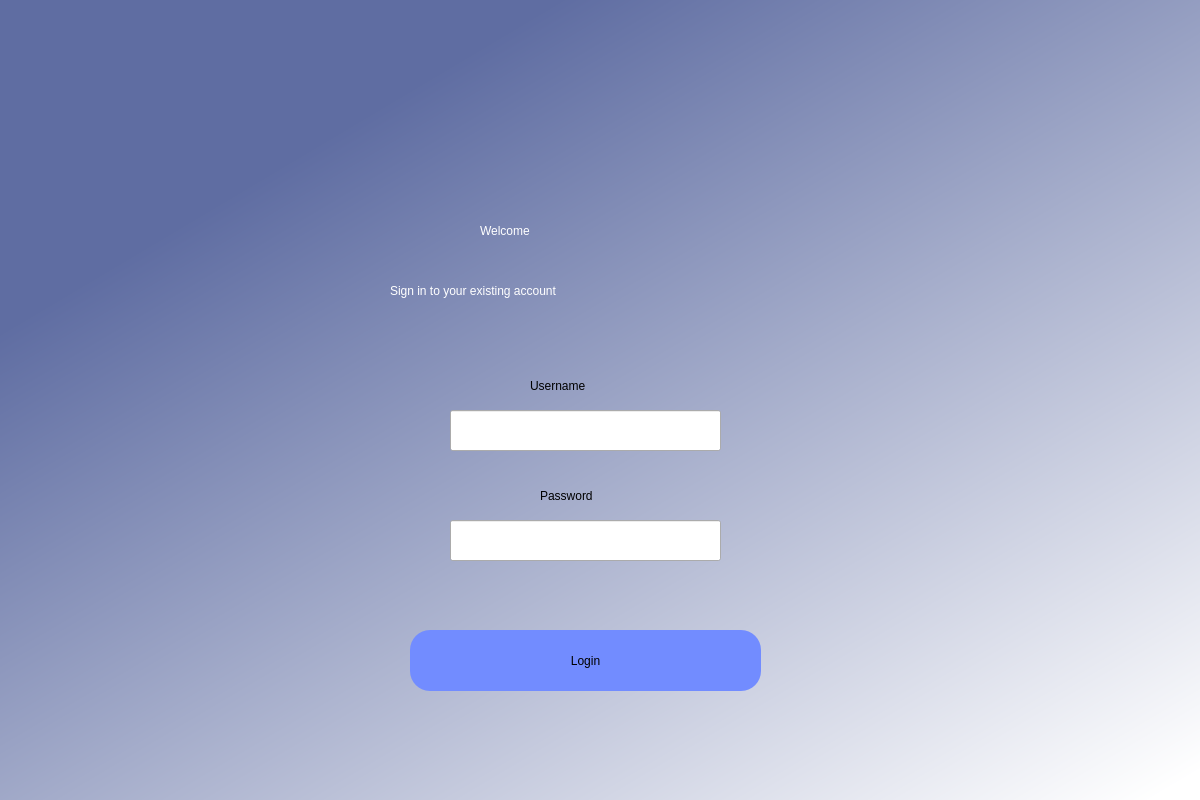
First picture: the form in welcomescreen.ui, repository Adekunbi24/FD_Python_DB, before the edit.
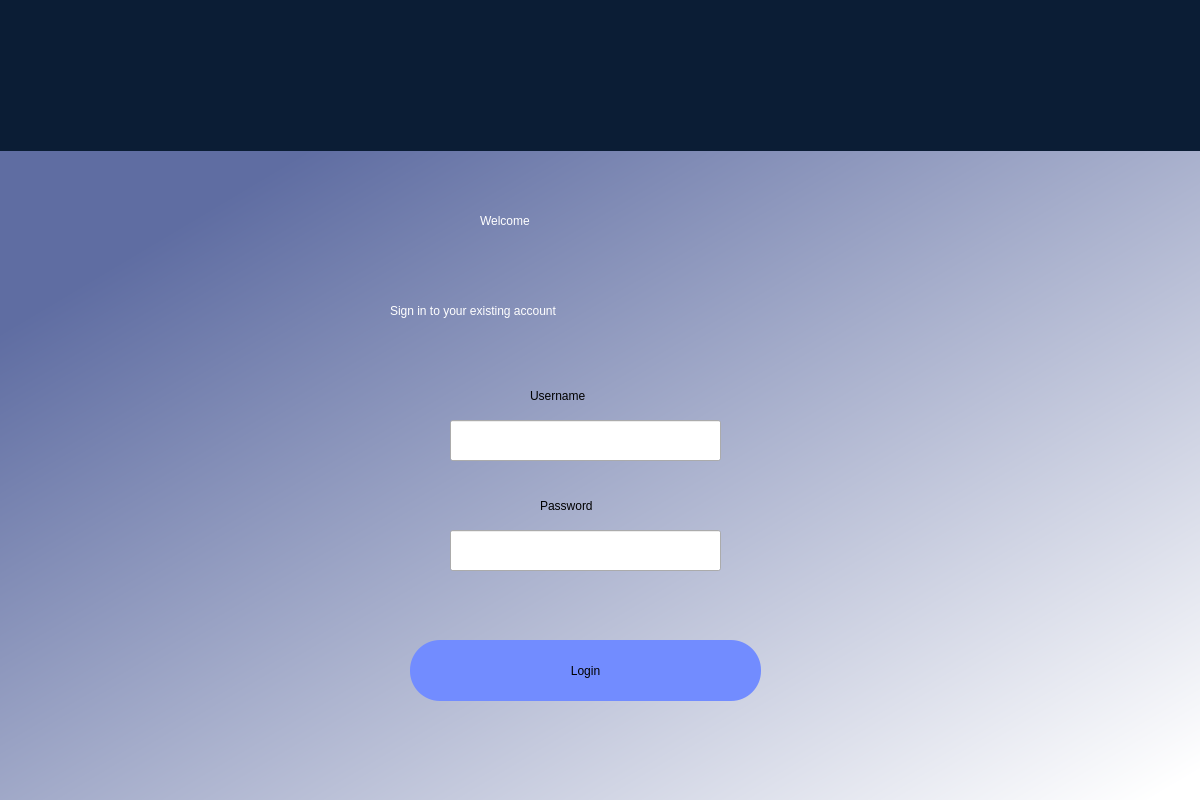
Second picture: the form after the edit. Icons and pictures are not drawn.

The edit to the form file:
```diff
--- a/welcomescreen.ui
+++ b/welcomescreen.ui
@@ -37,7 +37,7 @@
     <property name="geometry">
      <rect>
       <x>480</x>
-      <y>170</y>
+      <y>160</y>
       <width>221</width>
       <height>121</height>
      </rect>
@@ -53,7 +53,7 @@
     <property name="geometry">
      <rect>
       <x>170</x>
-      <y>40</y>
+      <y>10</y>
       <width>851</width>
       <height>131</height>
      </rect>
@@ -72,15 +72,25 @@
     <property name="geometry">
      <rect>
       <x>410</x>
-      <y>630</y>
+      <y>640</y>
       <width>351</width>
       <height>61</height>
      </rect>
     </property>
     <property name="styleSheet">
-     <string notr="true">border-radius:20px;
-background-color:rgb(114, 140, 255);
-font: 14pt &quot;MS Shell Dlg 2&quot;;
+     <string notr="true">QPushButton {
+    border-radius: 30px;
+    background-color: rgb(114, 140, 255);
+    font: 14pt &quot;Heebo&quot;;
+}
+
+QPushButton:hover {
+    background-color: rgb(93, 205, 245);
+}
+
+QPushButton:pressed {
+    background-color:rgb(53, 93, 255)
+}
 </string>
     </property>
     <property name="text">
@@ -91,7 +101,7 @@
     <property name="geometry">
      <rect>
       <x>390</x>
-      <y>230</y>
+      <y>250</y>
       <width>411</width>
       <height>121</height>
      </rect>
@@ -107,17 +117,22 @@
     <property name="geometry">
      <rect>
       <x>450</x>
-      <y>410</y>
+      <y>420</y>
       <width>271</width>
       <height>41</height>
      </rect>
     </property>
+    <property name="styleSheet">
+     <string notr="true">QLineEdit:focus {
+   border: 3px solid rgb(255, 217, 0);
+}</string>
+    </property>
    </widget>
    <widget class="QLabel" name="label_4">
     <property name="geometry">
      <rect>
       <x>530</x>
-      <y>370</y>
+      <y>380</y>
       <width>101</width>
       <height>31</height>
      </rect>
@@ -133,7 +148,7 @@
     <property name="geometry">
      <rect>
       <x>540</x>
-      <y>480</y>
+      <y>490</y>
       <width>101</width>
       <height>31</height>
      </rect>
@@ -149,11 +164,16 @@
     <property name="geometry">
      <rect>
       <x>450</x>
-      <y>520</y>
+      <y>530</y>
       <width>271</width>
       <height>41</height>
      </rect>
     </property>
+    <property name="styleSheet">
+     <string notr="true">QLineEdit:focus {
+   border: 3px solid rgb(255, 217, 0);
+}</string>
+    </property>
     <property name="echoMode">
      <enum>QLineEdit::Password</enum>
     </property>
@@ -161,19 +181,58 @@
    <widget class="QLabel" name="error">
     <property name="geometry">
      <rect>
-      <x>430</x>
+      <x>390</x>
       <y>580</y>
-      <width>311</width>
-      <height>31</height>
+      <width>391</width>
+      <height>51</height>
      </rect>
     </property>
+    <property name="sizePolicy">
+     <sizepolicy hsizetype="Preferred" vsizetype="Fixed">
+      <horstretch>0</horstretch>
+      <verstretch>0</verstretch>
+     </sizepolicy>
+    </property>
     <property name="styleSheet">
-     <string notr="true">font: 10pt &quot;MS Shell Dlg 2&quot;; color: red;</string>
+     <string notr="true">font: 11pt &quot;Arial Rounded MT Bold&quot;;
+color: rgb(255, 81, 0);</string>
     </property>
     <property name="text">
      <string/>
     </property>
+    <property name="alignment">
+     <set>Qt::AlignCenter</set>
+    </property>
    </widget>
+   <widget class="QLabel" name="label_6">
+    <property name="geometry">
+     <rect>
+      <x>0</x>
+      <y>0</y>
+      <width>1211</width>
+      <height>151</height>
+     </rect>
+    </property>
+    <property name="styleSheet">
+     <string notr="true">background-color: rgb(11, 29, 53);</string>
+    </property>
+    <property name="text">
+     <string/>
+    </property>
+    <property name="scaledContents">
+     <bool>true</bool>
+    </property>
+   </widget>
+   <zorder>label</zorder>
+   <zorder>login</zorder>
+   <zorder>label_3</zorder>
+   <zorder>usernamefield</zorder>
+   <zorder>label_4</zorder>
+   <zorder>label_5</zorder>
+   <zorder>passwordfield</zorder>
+   <zorder>error</zorder>
+   <zorder>label_6</zorder>
+   <zorder>label_2</zorder>
   </widget>
  </widget>
  <resources/>
```
Left out of the diff: 13 changed lines with no effect on the pictures.
